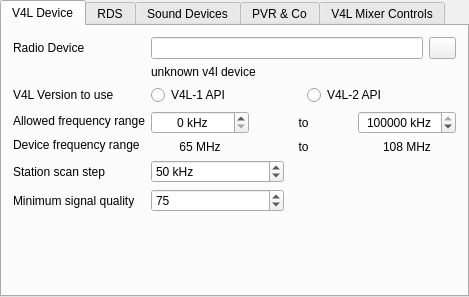
pbek/kradio, file plugins/v4lradio/v4lradio-configuration-ui.ui: the form before one commit.
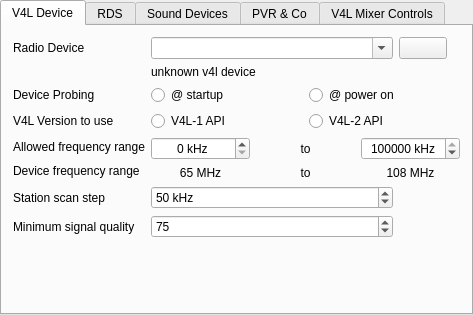
The form after the commit. Custom widgets are drawn as their Qt base class.

Commit message: combo box for v4l radio device selection, option to disable v4l capabilities check at startup

The edit to the form file:
```diff
--- a/plugins/v4lradio/v4lradio-configuration-ui.ui
+++ b/plugins/v4lradio/v4lradio-configuration-ui.ui
@@ -6,8 +6,8 @@
    <rect>
     <x>0</x>
     <y>0</y>
-    <width>469</width>
-    <height>297</height>
+    <width>473</width>
+    <height>315</height>
    </rect>
   </property>
   <property name="windowTitle">
@@ -30,17 +30,7 @@
        <property name="margin">
         <number>11</number>
        </property>
-       <item row="0" column="1" colspan="2">
-        <widget class="QLineEdit" name="editRadioDevice">
-         <property name="sizePolicy">
-          <sizepolicy hsizetype="Expanding" vsizetype="Preferred">
-           <horstretch>5</horstretch>
-           <verstretch>0</verstretch>
-          </sizepolicy>
-         </property>
-        </widget>
-       </item>
-       <item row="8" column="0">
+       <item row="9" column="0" colspan="2">
         <widget class="QLabel" name="labelScanStep">
          <property name="text">
           <string>Station scan step</string>
@@ -50,7 +40,7 @@
          </property>
         </widget>
        </item>
-       <item row="8" column="3">
+       <item row="9" column="4">
         <widget class="QLabel" name="textLabel1_3">
          <property name="text">
           <string/>
@@ -60,7 +50,7 @@
          </property>
         </widget>
        </item>
-       <item row="9" column="0">
+       <item row="10" column="0" colspan="2">
         <widget class="QLabel" name="labelSignalMinQuality">
          <property name="text">
           <string>Minimum signal quality</string>
@@ -70,7 +60,7 @@
          </property>
         </widget>
        </item>
-       <item row="9" column="3">
+       <item row="10" column="4">
         <widget class="QLabel" name="textLabel1_4_2">
          <property name="text">
           <string/>
@@ -80,7 +70,7 @@
          </property>
         </widget>
        </item>
-       <item row="1" column="1" colspan="3">
+       <item row="1" column="2" colspan="3">
         <widget class="QLabel" name="labelDescription">
          <property name="text">
           <string>unknown v4l device</string>
@@ -90,7 +80,7 @@
          </property>
         </widget>
        </item>
-       <item row="2" column="0">
+       <item row="3" column="0" colspan="2">
         <widget class="QLabel" name="label_3">
          <property name="text">
           <string>V4L Version to use</string>
@@ -107,7 +97,7 @@
          </property>
         </widget>
        </item>
-       <item row="8" column="1">
+       <item row="9" column="2">
         <widget class="QSpinBox" name="editScanStep">
          <property name="sizePolicy">
           <sizepolicy hsizetype="Minimum" vsizetype="Preferred">
@@ -129,7 +119,7 @@
          </property>
         </widget>
        </item>
-       <item row="9" column="1">
+       <item row="10" column="2">
         <widget class="QSpinBox" name="editSignalMinQuality">
          <property name="sizePolicy">
           <sizepolicy hsizetype="Minimum" vsizetype="Preferred">
@@ -142,63 +132,7 @@
          </property>
         </widget>
        </item>
-       <item row="2" column="1" colspan="3">
-        <layout class="QHBoxLayout" name="horizontalLayout">
-         <item>
-          <widget class="QRadioButton" name="rbV4L1Version">
-           <property name="text">
-            <string>V4L-1 API</string>
-           </property>
-          </widget>
-         </item>
-         <item>
-          <widget class="QRadioButton" name="rbV4L2Version">
-           <property name="text">
-            <string>V4L-2 API</string>
-           </property>
-          </widget>
-         </item>
-        </layout>
-       </item>
-       <item row="0" column="3">
-        <widget class="QPushButton" name="buttonSelectRadioDevice">
-         <property name="sizePolicy">
-          <sizepolicy hsizetype="Preferred" vsizetype="Minimum">
-           <horstretch>1</horstretch>
-           <verstretch>0</verstretch>
-          </sizepolicy>
-         </property>
-         <property name="minimumSize">
-          <size>
-           <width>20</width>
-           <height>20</height>
-          </size>
-         </property>
-         <property name="baseSize">
-          <size>
-           <width>20</width>
-           <height>20</height>
-          </size>
-         </property>
-         <property name="text">
-          <string/>
-         </property>
-        </widget>
-       </item>
-       <item row="11" column="0" colspan="4">
-        <spacer name="verticalSpacer_2">
-         <property name="orientation">
-          <enum>Qt::Vertical</enum>
-         </property>
-         <property name="sizeHint" stdset="0">
-          <size>
-           <width>20</width>
-           <height>40</height>
-          </size>
-         </property>
-        </spacer>
-       </item>
-       <item row="3" column="0">
+       <item row="4" column="0" colspan="2">
         <widget class="QLabel" name="labelMinMaxFrequency">
          <property name="sizePolicy">
           <sizepolicy hsizetype="Preferred" vsizetype="Preferred">
@@ -214,7 +148,7 @@
          </property>
         </widget>
        </item>
-       <item row="3" column="1" rowspan="2" colspan="3">
+       <item row="4" column="2" rowspan="2" colspan="3">
         <layout class="QGridLayout" name="gridLayout_5">
          <item row="0" column="1">
           <widget class="QSpinBox" name="editMinFrequency">
@@ -332,13 +266,137 @@
          </item>
         </layout>
        </item>
-       <item row="4" column="0">
+       <item row="5" column="0" colspan="2">
         <widget class="QLabel" name="labelDevMinMaxFrequency">
          <property name="text">
           <string>Device frequency range</string>
          </property>
         </widget>
        </item>
+       <item row="0" column="2">
+        <widget class="KComboBox" name="m_cbRadioDevice">
+         <property name="sizePolicy">
+          <sizepolicy hsizetype="Expanding" vsizetype="Preferred">
+           <horstretch>5</horstretch>
+           <verstretch>0</verstretch>
+          </sizepolicy>
+         </property>
+         <property name="editable">
+          <bool>true</bool>
+         </property>
+         <property name="autoCompletion">
+          <bool>false</bool>
+         </property>
+        </widget>
+       </item>
+       <item row="0" column="3">
+        <widget class="QPushButton" name="buttonSelectRadioDevice">
+         <property name="sizePolicy">
+          <sizepolicy hsizetype="Preferred" vsizetype="Minimum">
+           <horstretch>1</horstretch>
+           <verstretch>0</verstretch>
+          </sizepolicy>
+         </property>
+         <property name="minimumSize">
+          <size>
+           <width>20</width>
+           <height>20</height>
+          </size>
+         </property>
+         <property name="baseSize">
+          <size>
+           <width>20</width>
+           <height>20</height>
+          </size>
+         </property>
+         <property name="text">
+          <string/>
+         </property>
+        </widget>
+       </item>
+       <item row="2" column="0" colspan="2">
+        <widget class="QLabel" name="label_5">
+         <property name="sizePolicy">
+          <sizepolicy hsizetype="Minimum" vsizetype="Preferred">
+           <horstretch>0</horstretch>
+           <verstretch>0</verstretch>
+          </sizepolicy>
+         </property>
+         <property name="toolTip">
+          <string>&lt;!DOCTYPE HTML PUBLIC &quot;-//W3C//DTD HTML 4.0//EN&quot; &quot;http://www.w3.org/TR/REC-html40/strict.dtd&quot;&gt;
+&lt;html&gt;&lt;head&gt;&lt;meta name=&quot;qrichtext&quot; content=&quot;1&quot; /&gt;&lt;style type=&quot;text/css&quot;&gt;
+p, li { white-space: pre-wrap; }
+&lt;/style&gt;&lt;/head&gt;&lt;body style=&quot; font-family:'DejaVu Sans'; font-size:9pt; font-weight:400; font-style:normal;&quot;&gt;
+&lt;p align=&quot;justify&quot; style=&quot; margin-top:0px; margin-bottom:0px; margin-left:0px; margin-right:0px; -qt-block-indent:0; text-indent:0px;&quot;&gt;Probing V4L device capabilities requires opening the device. This might interfere with other application which might currently use the same hardware / driver causing problems / interference. If you experience such issues, you should use the probing only at power on. The only disadvantage might be that in the configuration dialog, you might not see the device description after startup but just the device pseudo file name.&lt;/p&gt;&lt;/body&gt;&lt;/html&gt;</string>
+         </property>
+         <property name="text">
+          <string>Device Probing</string>
+         </property>
+        </widget>
+       </item>
+       <item row="11" column="2">
+        <spacer name="verticalSpacer_2">
+         <property name="orientation">
+          <enum>Qt::Vertical</enum>
+         </property>
+         <property name="sizeHint" stdset="0">
+          <size>
+           <width>20</width>
+           <height>40</height>
+          </size>
+         </property>
+        </spacer>
+       </item>
+       <item row="2" column="2" colspan="3">
+        <layout class="QHBoxLayout" name="horizontalLayout_3">
+         <item>
+          <widget class="QRadioButton" name="m_rbProbeAtStartup">
+           <property name="toolTip">
+            <string>&lt;!DOCTYPE HTML PUBLIC &quot;-//W3C//DTD HTML 4.0//EN&quot; &quot;http://www.w3.org/TR/REC-html40/strict.dtd&quot;&gt;
+&lt;html&gt;&lt;head&gt;&lt;meta name=&quot;qrichtext&quot; content=&quot;1&quot; /&gt;&lt;style type=&quot;text/css&quot;&gt;
+p, li { white-space: pre-wrap; }
+&lt;/style&gt;&lt;/head&gt;&lt;body style=&quot; font-family:'DejaVu Sans'; font-size:9pt; font-weight:400; font-style:normal;&quot;&gt;
+&lt;p align=&quot;justify&quot; style=&quot; margin-top:0px; margin-bottom:0px; margin-left:0px; margin-right:0px; -qt-block-indent:0; text-indent:0px;&quot;&gt;Probing V4L device capabilities requires opening the device. This might interfere with other application which might currently use the same hardware / driver causing problems / interference. If you experience such issues, you should use the probing only at power on. The only disadvantage might be that in the configuration dialog, you might not see the device description after startup but just the device pseudo file name.&lt;/p&gt;&lt;/body&gt;&lt;/html&gt;</string>
+           </property>
+           <property name="text">
+            <string>@ startup</string>
+           </property>
+          </widget>
+         </item>
+         <item>
+          <widget class="QRadioButton" name="m_rbProbeAtPowerOn">
+           <property name="toolTip">
+            <string>&lt;!DOCTYPE HTML PUBLIC &quot;-//W3C//DTD HTML 4.0//EN&quot; &quot;http://www.w3.org/TR/REC-html40/strict.dtd&quot;&gt;
+&lt;html&gt;&lt;head&gt;&lt;meta name=&quot;qrichtext&quot; content=&quot;1&quot; /&gt;&lt;style type=&quot;text/css&quot;&gt;
+p, li { white-space: pre-wrap; }
+&lt;/style&gt;&lt;/head&gt;&lt;body style=&quot; font-family:'DejaVu Sans'; font-size:9pt; font-weight:400; font-style:normal;&quot;&gt;
+&lt;p align=&quot;justify&quot; style=&quot; margin-top:0px; margin-bottom:0px; margin-left:0px; margin-right:0px; -qt-block-indent:0; text-indent:0px;&quot;&gt;Probing V4L device capabilities requires opening the device. This might interfere with other application which might currently use the same hardware / driver causing problems / interference. If you experience such issues, you should use the probing only at power on. The only disadvantage might be that in the configuration dialog, you might not see the device description after startup but just the device pseudo file name.&lt;/p&gt;&lt;/body&gt;&lt;/html&gt;</string>
+           </property>
+           <property name="text">
+            <string>@ power on</string>
+           </property>
+          </widget>
+         </item>
+        </layout>
+       </item>
+       <item row="3" column="2" colspan="3">
+        <layout class="QHBoxLayout" name="horizontalLayout_5">
+         <item>
+          <widget class="QRadioButton" name="rbV4L1Version">
+           <property name="text">
+            <string>V4L-1 API</string>
+           </property>
+          </widget>
+         </item>
+         <item>
+          <widget class="QRadioButton" name="rbV4L2Version">
+           <property name="text">
+            <string>V4L-2 API</string>
+           </property>
+          </widget>
+         </item>
+        </layout>
+       </item>
       </layout>
      </widget>
      <widget class="QWidget" name="RDSOptions">
@@ -992,6 +1050,11 @@
    <extends>QWidget</extends>
    <header>knuminput.h</header>
   </customwidget>
+  <customwidget>
+   <class>KComboBox</class>
+   <extends>QComboBox</extends>
+   <header>kcombobox.h</header>
+  </customwidget>
  </customwidgets>
  <tabstops>
   <tabstop>editRadioDevice</tabstop>
```
Left out of the diff: 8 changed lines with no effect on the pictures. The commit also changes 8 other files.
